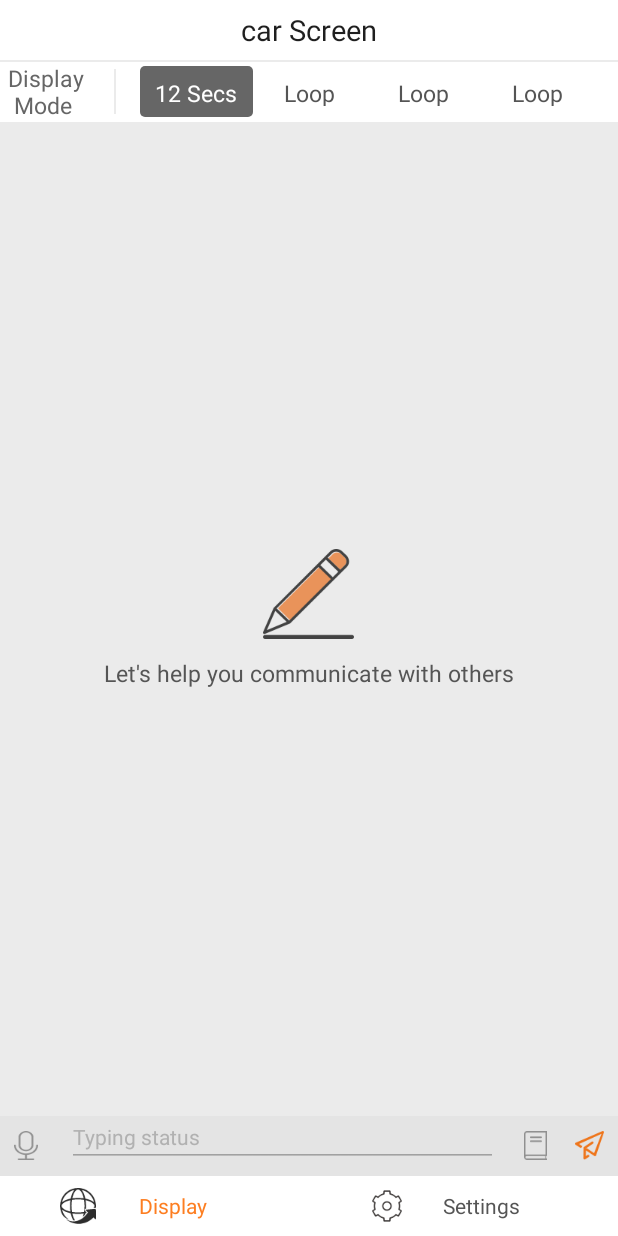
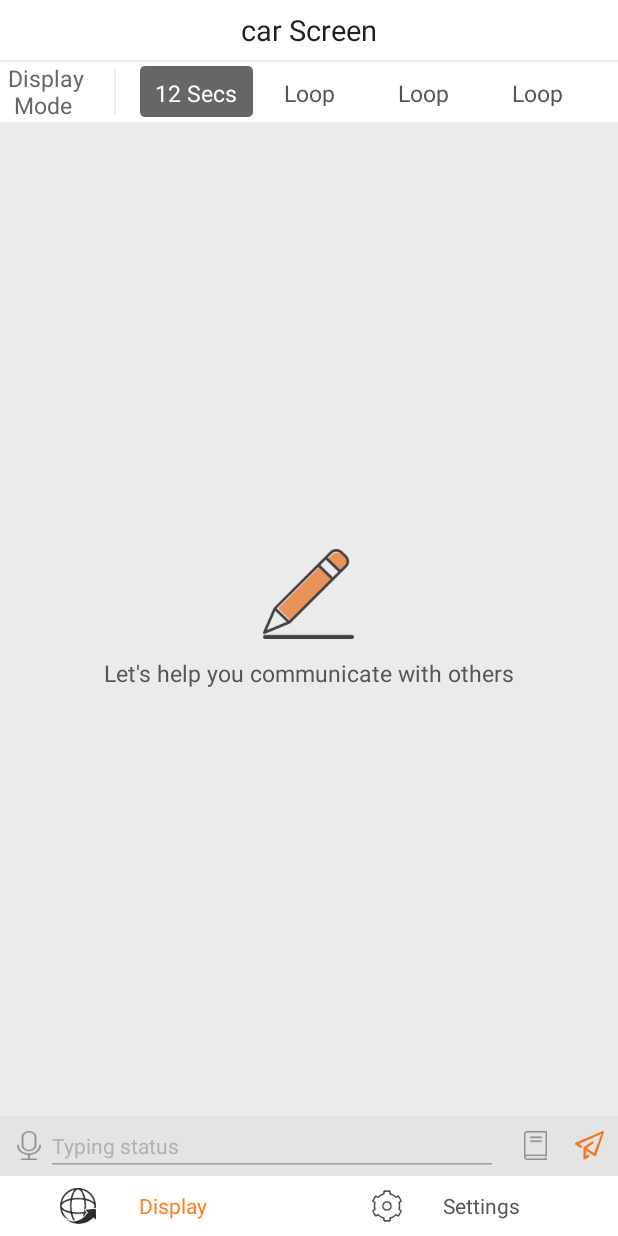
Before and after one commit to chenfan1227/CharTestDemo, an Android app: the screen it shows after launch (MainActivity), on a phone screen of 412 x 824 dp. Run offline under Robolectric (Android 15) with nearby library versions, the phone set to English and light mode, and no system bars; our stand-ins replace ButterKnife; libraries missing offline, so code that uses them is left out: org.greenrobot.greendao; 5 statements that could not run were skipped.

Commit message:
修改输入文字提示及大小间距

```diff
--- a/app/src/main/res/layout/display_input.xml
+++ b/app/src/main/res/layout/display_input.xml
@@ -14,7 +14,7 @@
         <ImageView
             android:id="@+id/display_input_img_go_voice"
             style="@style/ImageView"
-            android:layout_marginLeft="@dimen/left_right_margin_default_16"
+            android:layout_marginLeft="@dimen/left_margin"
             android:padding="@dimen/icon_padding"
             android:src="@mipmap/icon_go_voice" />
 
@@ -23,8 +23,6 @@
             style="@style/EditText.Display"
             android:layout_width="0dp"
             android:layout_height="match_parent"
-            android:layout_marginBottom="4dp"
-            android:layout_marginLeft="16dp"
             android:layout_marginRight="8dp"
             android:layout_weight="1"
             android:hint="@string/input_tip"
--- a/app/src/main/res/values/dimens.xml
+++ b/app/src/main/res/values/dimens.xml
@@ -27,6 +27,7 @@
     <!--模块左右默认间距-->
     <dimen name="left_right_margin_default">5dp</dimen>
     <dimen name="left_right_margin_default_16">6dp</dimen>
+    <dimen name="left_margin">8dp</dimen>
     <dimen name="send_height_circle">44dp</dimen>
     <dimen name="sure_radius">12dp</dimen>
 
```
Also changed, not shown: app/src/main/java/com/ccy/lnb/en/fragments/PointSendFrag.java (+6 -3 lines).
